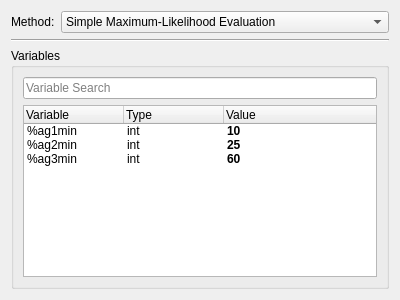
This is src/view/ui/processing_info.ui in EinDamian/discrete-choice as Qt 5 draws it before an edit. The edited form follows.
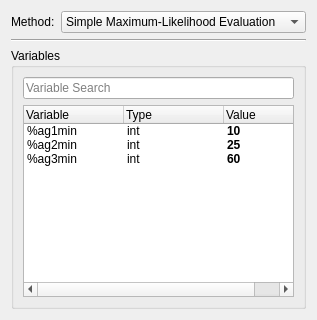
This is the edited form.

The edit to the form file:
```diff
--- a/src/view/ui/processing_info.ui
+++ b/src/view/ui/processing_info.ui
@@ -2,17 +2,6 @@
 <ui version="4.0">
  <class>Form</class>
  <widget class="QWidget" name="Form">
-  <property name="geometry">
-   <rect>
-    <x>0</x>
-    <y>0</y>
-    <width>400</width>
-    <height>300</height>
-   </rect>
-  </property>
-  <property name="windowTitle">
-   <string>Form</string>
-  </property>
   <layout class="QVBoxLayout" name="verticalLayout">
    <item>
     <layout class="QFormLayout" name="layout_method">
```
